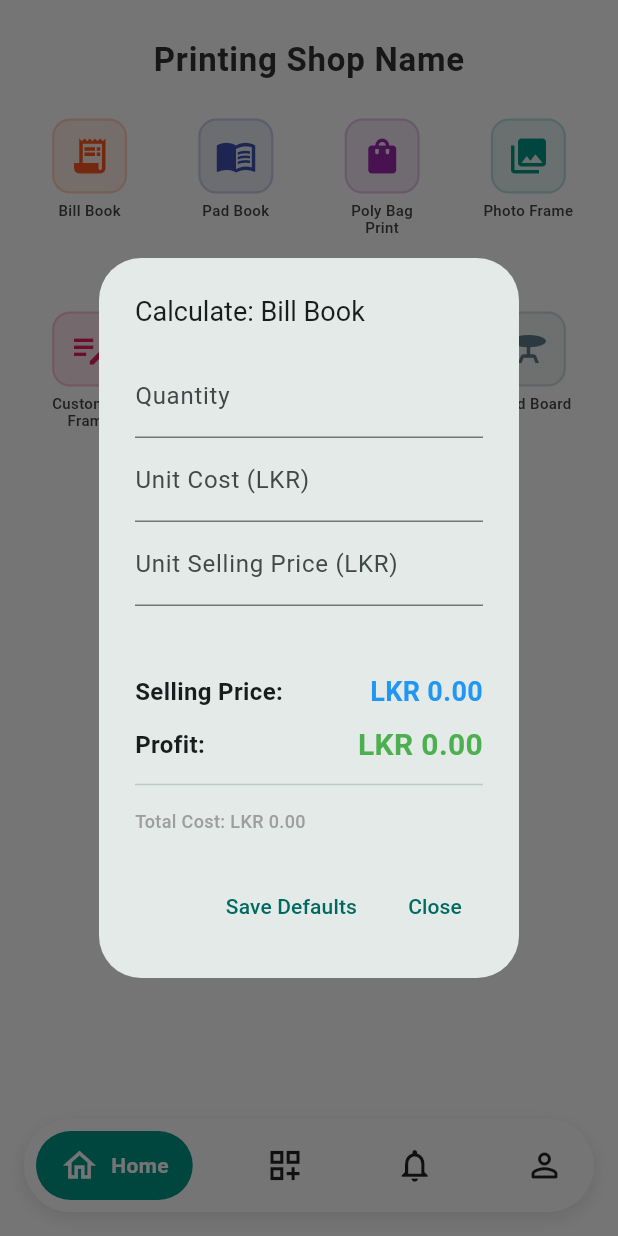
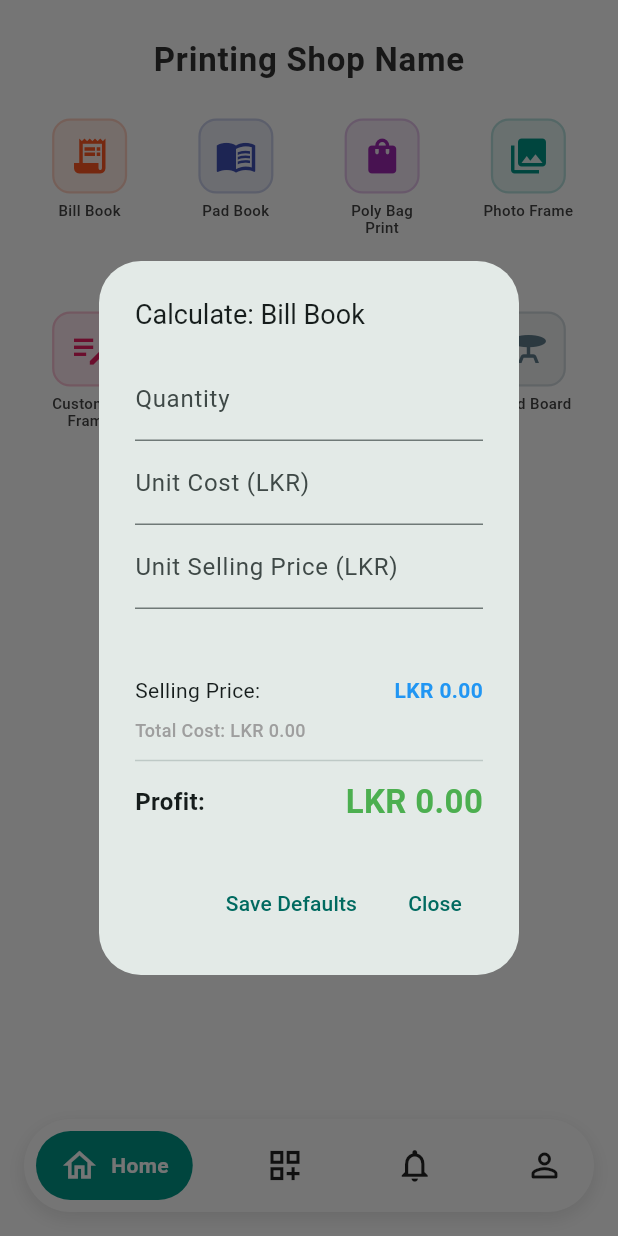
Before and after one commit to sanjeewa97/Inkup, a Flutter app: the screen it shows after launch, after a tap on "Bill Book", on a phone screen of 412 x 824 dp. Run offline on Flutter 3.47's test engine with Material 3 defaults, Android fonts, the phone set to English and light mode, and no system bars.

Commit message:
Adjust calculator UI: Selling Price standard, Profit bottom large

```diff
--- a/lib/home_screen.dart
+++ b/lib/home_screen.dart
@@ -274,19 +274,14 @@ class _CalculatorDialogState extends State<CalculatorDialog> {
             ),
             const SizedBox(height: 20),
             const SizedBox(height: 20),
-            // Selling Price (formerly Revenue)
-            _buildResultRow('Selling Price:', _totalRevenue, Colors.blue, isBold: true),
+            // Selling Price (Restored to original style)
+            _buildResultRow('Selling Price:', _totalRevenue, Colors.blue),
 
-            // Profit
-            _buildResultRow('Profit:', _profit, Colors.green, isBold: true, fontSize: 20),
-
-            const Divider(),
-
-            // Total Cost (Small, Bottom Left)
+            // Total Cost (Low profile)
             Align(
               alignment: Alignment.centerLeft,
               child: Padding(
-                padding: const EdgeInsets.only(top: 8.0),
+                padding: const EdgeInsets.symmetric(vertical: 4.0),
                 child: Text(
                   'Total Cost: LKR ${_totalCost.toStringAsFixed(2)}',
                   style: const TextStyle(
@@ -297,6 +292,11 @@ class _CalculatorDialogState extends State<CalculatorDialog> {
                 ),
               ),
             ),
+
+            const Divider(),
+
+            // Profit (Bottom, Big)
+            _buildResultRow('Profit:', _profit, Colors.green, isBold: true, fontSize: 22),
           ],
         ),
       ),
```
